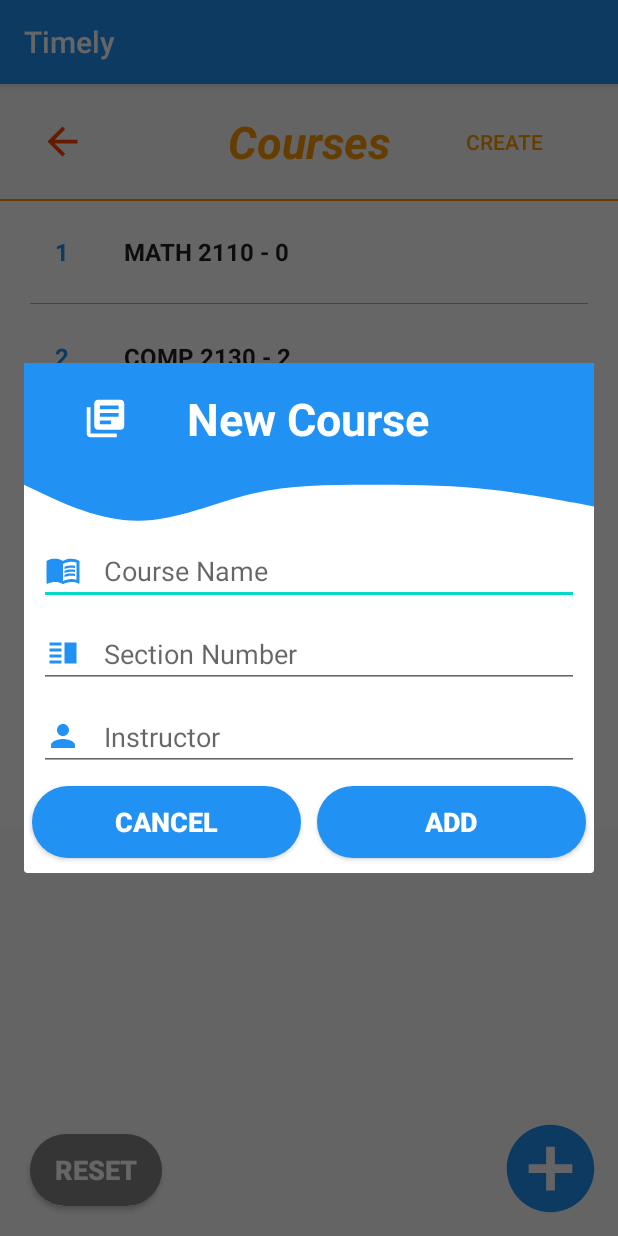
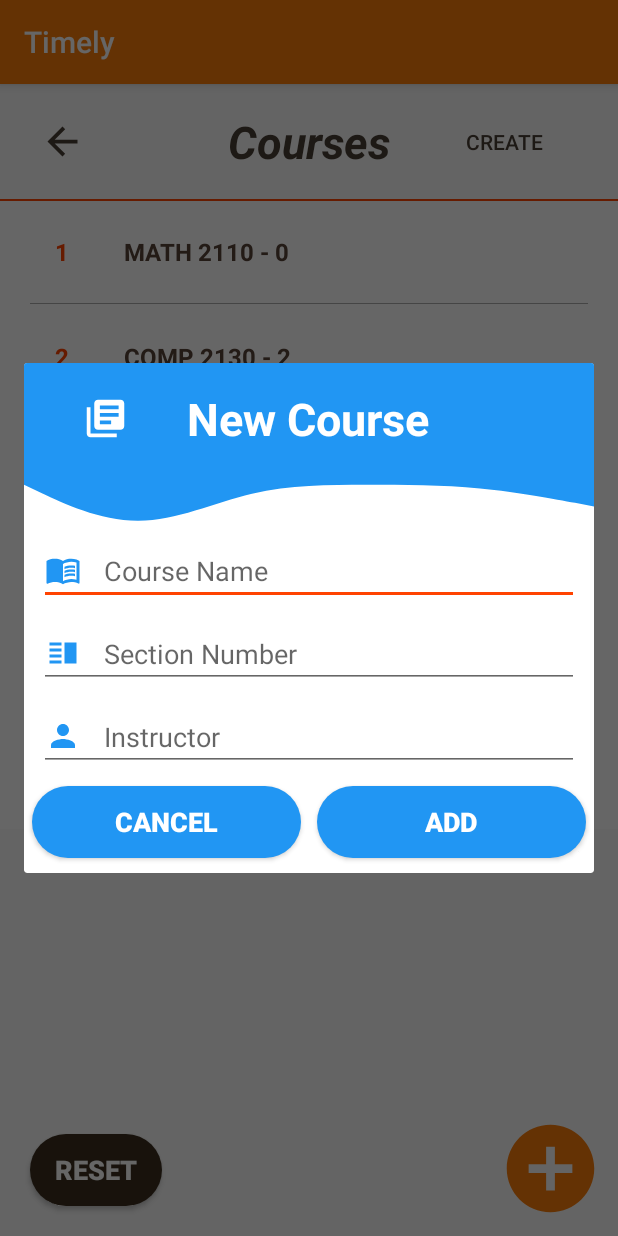
Before and after one commit to minhanh29/Timely, an Android app: the fragment AddCourseFragment placed in its activity, on a phone screen of 412 x 824 dp. Run offline under Robolectric (Android 15) with nearby library versions, the phone set to English and light mode, and no system bars.

```diff
--- a/app/src/main/java/com/example/timely/DatabaseHelper.java
+++ b/app/src/main/java/com/example/timely/DatabaseHelper.java
@@ -31,6 +31,7 @@ public class DatabaseHelper extends SQLiteOpenHelper {
     public static final String ITEM_MINUTE = "ITEM_MINUTE";
     public static final String ITEM_DURATION = "ITEM_DURATION";
     public static final String ITEM_NOTE = "ITEM_NOTE";
+    public static final String ITEM_IMAGE_PATH = "ITEM_IMAGE_PATH";
     public static final String ITEM_TEST = "ITEM_TEST";
     public static final String ITEM_ID = "ITEM_ID";
     public static final String ITEM_COURSE_ID = "ITEM_COURSE_ID";
@@ -52,7 +53,7 @@ public class DatabaseHelper extends SQLiteOpenHelper {
         // create study time table
         String studyTimeTable = "CREATE TABLE " + ITEM_TABLE + "(" + ITEM_ID + " INTEGER PRIMARY KEY AUTOINCREMENT, "
                 + ITEM_DAY + " INTEGER, " + ITEM_HOUR + " INTEGER, " + ITEM_MINUTE + " INTEGER, " + ITEM_DURATION + " INTEGER, "
-                + ITEM_NOTE + " TEXT, " + ITEM_TEST + " BOOL, " + ITEM_COURSE_ID + " INTEGER)";
+                + ITEM_NOTE + " TEXT, " + ITEM_IMAGE_PATH + " TEXT, " + ITEM_TEST + " BOOL, " + ITEM_COURSE_ID + " INTEGER)";
         db.execSQL(studyTimeTable);
     }
 
@@ -202,6 +203,7 @@ public class DatabaseHelper extends SQLiteOpenHelper {
         cv.put(ITEM_MINUTE, studyTime.getMinute());
         cv.put(ITEM_DURATION, studyTime.getDuration());
         cv.put(ITEM_NOTE, studyTime.getNote());
+        cv.put(ITEM_IMAGE_PATH, studyTime.getImagePath());
         cv.put(ITEM_TEST, studyTime.isHasTest());
         cv.put(ITEM_COURSE_ID, studyTime.getCourseId());
 
@@ -222,6 +224,7 @@ public class DatabaseHelper extends SQLiteOpenHelper {
         cv.put(ITEM_MINUTE, studyTime.getMinute());
         cv.put(ITEM_DURATION, studyTime.getDuration());
         cv.put(ITEM_NOTE, studyTime.getNote());
+        cv.put(ITEM_IMAGE_PATH, studyTime.getImagePath());
         cv.put(ITEM_TEST, studyTime.isHasTest());
 
         long success = db.update(ITEM_TABLE, cv, ITEM_ID + " = " + studyTime.getId(), null);
@@ -277,10 +280,11 @@ public class DatabaseHelper extends SQLiteOpenHelper {
             int minute = cursor.getInt(3);
             int duration = cursor.getInt(4);
             String note = cursor.getString(5);
-            boolean hasTest = cursor.getInt(6) == 0 ? false : true;
-            String courseId = cursor.getString(7);
+            String imagePath = cursor.getString(6);
+            boolean hasTest = cursor.getInt(7) == 0 ? false : true;
+            String courseId = cursor.getString(8);
 
-            time = new StudyTime(id, day, hour, minute, duration, note, hasTest, courseId);
+            time = new StudyTime(id, day, hour, minute, duration, note, imagePath, hasTest, courseId);
         }
 
         cursor.close();
@@ -309,10 +313,11 @@ public class DatabaseHelper extends SQLiteOpenHelper {
                 int minute = cursor.getInt(3);
                 int duration = cursor.getInt(4);
                 String note = cursor.getString(5);
-                boolean hasTest = cursor.getInt(6) == 0 ? false : true;
-                String courseId = cursor.getString(7);
+                String imagePath = cursor.getString(6);
+                boolean hasTest = cursor.getInt(7) == 0 ? false : true;
+                String courseId = cursor.getString(8);
 
-                StudyTime time = new StudyTime(id, day, hour, minute, duration, note, hasTest, courseId);
+                StudyTime time = new StudyTime(id, day, hour, minute, duration, note, imagePath, hasTest, courseId);
                 list.add(time);
             } while (cursor.moveToNext());
         }
@@ -342,9 +347,10 @@ public class DatabaseHelper extends SQLiteOpenHelper {
                 int minute = cursor.getInt(3);
                 int duration = cursor.getInt(4);
                 String note = cursor.getString(5);
-                boolean hasTest = cursor.getInt(6) == 0 ? false : true;
+                String imagePath = cursor.getString(6);
+                boolean hasTest = cursor.getInt(7) == 0 ? false : true;
 
-                StudyTime time = new StudyTime(id, day, hour, minute, duration, note, hasTest, courseId);
+                StudyTime time = new StudyTime(id, day, hour, minute, duration, note, imagePath, hasTest, courseId);
                 list.add(time);
             } while (cursor.moveToNext());
         }
--- a/app/src/main/java/com/example/timely/courses/StudyTime.java
+++ b/app/src/main/java/com/example/timely/courses/StudyTime.java
@@ -8,21 +8,23 @@ public class StudyTime {
     private int duration;  // in minutes
     private boolean hasTest;
     private String note;
+    private String imagePath;
     private String courseId;
     private int id;
 
-    public StudyTime(int id, int day, int hour, int minute, int duration, String note, boolean hasTest, String courseId) {
+    public StudyTime(int id, int day, int hour, int minute, int duration, String note, String imagePath, boolean hasTest, String courseId) {
         this.day = day;
         this.hour = hour;
         this.minute = minute;
         this.duration = duration;
         this.hasTest = hasTest;
         this.note = note;
+        this.imagePath = imagePath;
         this.courseId = courseId;
         this.id = id;
     }
 
-    public StudyTime(int day, int hour, int minute, int duration, String note, boolean hasTest, String courseId) {
+    public StudyTime(int day, int hour, int minute, int duration, String note, String imagePath, boolean hasTest, String courseId) {
         id = -1;
         this.day = day;
         this.hour = hour;
@@ -30,6 +32,7 @@ public class StudyTime {
         this.duration = duration;
         this.hasTest = hasTest;
         this.note = note;
+        this.imagePath = imagePath;
         this.courseId = courseId;
     }
 
@@ -42,6 +45,7 @@ public class StudyTime {
         duration = 0;
         hasTest = false;
         note = "";
+        imagePath = "";
         courseId = "";
     }
 
@@ -52,6 +56,14 @@ public class StudyTime {
         this.minute = minute;
         this.duration = duration;
         this.courseId = courseId;
+    }
+
+    public String getImagePath() {
+        return imagePath;
+    }
+
+    public void setImagePath(String imagePath) {
+        this.imagePath = imagePath;
     }
 
     public int getId() {
--- a/app/src/main/res/drawable/blue_button.xml
+++ b/app/src/main/res/drawable/blue_button.xml
@@ -1,6 +1,6 @@
 <?xml version="1.0" encoding="utf-8"?>
 <shape xmlns:android="http://schemas.android.com/apk/res/android"
     android:shape="rectangle">
-    <solid android:color="@color/colorPrimary"/>
+    <solid android:color="@color/blue_theme"/>
     <corners android:radius="30dp"/>
 </shape>
--- a/app/src/main/res/drawable/ic_back.xml
+++ b/app/src/main/res/drawable/ic_back.xml
@@ -1,4 +1,4 @@
-<vector android:height="24dp" android:tint="#FF4301"
+<vector android:height="24dp" android:tint="#4a3f35"
     android:viewportHeight="24" android:viewportWidth="24"
     android:width="24dp" xmlns:android="http://schemas.android.com/apk/res/android">
     <path android:fillColor="@android:color/white" android:pathData="M20,11H7.83l5.59,-5.59L12,4l-8,8 8,8 1.41,-1.41L7.83,13H20v-2z"/>
--- a/app/src/main/res/drawable/ic_course_name.xml
+++ b/app/src/main/res/drawable/ic_course_name.xml
@@ -1,4 +1,4 @@
-<vector android:height="24dp" android:tint="@color/colorPrimary"
+<vector android:height="24dp" android:tint="@color/blue_theme"
     android:viewportHeight="24" android:viewportWidth="24"
     android:width="24dp" xmlns:android="http://schemas.android.com/apk/res/android">
     <path android:fillColor="@color/colorPrimary" android:pathData="M21,5c-1.11,-0.35 -2.33,-0.5 -3.5,-0.5c-1.95,0 -4.05,0.4 -5.5,1.5c-1.45,-1.1 -3.55,-1.5 -5.5,-1.5S2.45,4.9 1,6v14.65c0,0.25 0.25,0.5 0.5,0.5c0.1,0 0.15,-0.05 0.25,-0.05C3.1,20.45 5.05,20 6.5,20c1.95,0 4.05,0.4 5.5,1.5c1.35,-0.85 3.8,-1.5 5.5,-1.5c1.65,0 3.35,0.3 4.75,1.05c0.1,0.05 0.15,0.05 0.25,0.05c0.25,0 0.5,-0.25 0.5,-0.5V6C22.4,5.55 21.75,5.25 21,5zM21,18.5c-1.1,-0.35 -2.3,-0.5 -3.5,-0.5c-1.7,0 -4.15,0.65 -5.5,1.5V8c1.35,-0.85 3.8,-1.5 5.5,-1.5c1.2,0 2.4,0.15 3.5,0.5V18.5z"/>
--- a/app/src/main/res/drawable/ic_instructor.xml
+++ b/app/src/main/res/drawable/ic_instructor.xml
@@ -1,5 +1,5 @@
-<vector android:height="24dp" android:tint="@color/colorPrimary"
+<vector android:height="24dp" android:tint="@color/blue_theme"
     android:viewportHeight="24" android:viewportWidth="24"
     android:width="24dp" xmlns:android="http://schemas.android.com/apk/res/android">
-    <path android:fillColor="@color/colorPrimary" android:pathData="M12,12c2.21,0 4,-1.79 4,-4s-1.79,-4 -4,-4 -4,1.79 -4,4 1.79,4 4,4zM12,14c-2.67,0 -8,1.34 -8,4v2h16v-2c0,-2.66 -5.33,-4 -8,-4z"/>
+    <path android:fillColor="@color/blue_theme" android:pathData="M12,12c2.21,0 4,-1.79 4,-4s-1.79,-4 -4,-4 -4,1.79 -4,4 1.79,4 4,4zM12,14c-2.67,0 -8,1.34 -8,4v2h16v-2c0,-2.66 -5.33,-4 -8,-4z"/>
 </vector>
--- a/app/src/main/res/drawable/ic_section.xml
+++ b/app/src/main/res/drawable/ic_section.xml
@@ -1,5 +1,5 @@
-<vector android:height="24dp" android:tint="@color/colorPrimary"
+<vector android:height="24dp" android:tint="@color/blue_theme"
     android:viewportHeight="24" android:viewportWidth="24"
     android:width="24dp" xmlns:android="http://schemas.android.com/apk/res/android">
-    <path android:fillColor="@color/colorPrimary" android:pathData="M3,15h8v-2L3,13v2zM3,19h8v-2L3,17v2zM3,11h8L11,9L3,9v2zM3,5v2h8L11,5L3,5zM13,5h8v14h-8L13,5z"/>
+    <path android:fillColor="@color/blue_theme" android:pathData="M3,15h8v-2L3,13v2zM3,19h8v-2L3,17v2zM3,11h8L11,9L3,9v2zM3,5v2h8L11,5L3,5zM13,5h8v14h-8L13,5z"/>
 </vector>
--- a/app/src/main/res/drawable/ic_wave.xml
+++ b/app/src/main/res/drawable/ic_wave.xml
@@ -5,5 +5,5 @@
     android:viewportHeight="320">
   <path
       android:pathData="M0,32L48,58.7C96,85 192,139 288,138.7C384,139 480,85 576,58.7C672,32 768,32 864,32C960,32 1056,32 1152,42.7C1248,53 1344,75 1392,85.3L1440,96L1440,0L1392,0C1344,0 1248,0 1152,0C1056,0 960,0 864,0C768,0 672,0 576,0C480,0 384,0 288,0C192,0 96,0 48,0L0,0Z"
-      android:fillColor="@color/colorPrimary"/>
+      android:fillColor="@color/blue_theme"/>
 </vector>
--- a/app/src/main/res/layout/activity_timetable_maker.xml
+++ b/app/src/main/res/layout/activity_timetable_maker.xml
@@ -74,7 +74,7 @@
         android:id="@+id/line"
         android:layout_width="0dp"
         android:layout_height="1dp"
-        android:background="@color/header"
+        android:background="@color/colorAccent"
         app:layout_constraintEnd_toEndOf="parent"
         app:layout_constraintStart_toStartOf="parent"
         app:layout_constraintTop_toTopOf="@+id/guideline16" />
@@ -98,12 +98,12 @@
         android:layout_height="wrap_content"
         android:layout_marginStart="20dp"
         android:layout_marginBottom="20dp"
-        android:background="@drawable/dark_button"
+        android:background="@drawable/medium_button"
+        android:onClick="resetCourses"
         android:text="Reset"
         android:textColor="@color/white"
         android:textSize="18sp"
         android:textStyle="bold"
-        android:onClick="resetCourses"
         app:layout_constraintBottom_toBottomOf="parent"
         app:layout_constraintStart_toStartOf="parent" />
 
--- a/app/src/main/res/layout/fragment_add_course.xml
+++ b/app/src/main/res/layout/fragment_add_course.xml
@@ -44,7 +44,7 @@
             android:id="@+id/topView"
             android:layout_width="0dp"
             android:layout_height="0dp"
-            android:background="@color/colorPrimary"
+            android:background="@color/blue_theme"
             app:layout_constraintBottom_toTopOf="@+id/guideline19"
             app:layout_constraintEnd_toEndOf="parent"
             app:layout_constraintStart_toStartOf="parent"
--- a/app/src/main/res/layout/fragment_course_item.xml
+++ b/app/src/main/res/layout/fragment_course_item.xml
@@ -14,7 +14,7 @@
         android:text="1"
         android:textAlignment="center"
         android:textAppearance="?attr/textAppearanceListItem"
-        android:textColor="@color/colorPrimary"
+        android:textColor="@color/colorAccent"
         android:textStyle="bold" />
 
     <TextView
@@ -25,5 +25,6 @@
         android:gravity="center_vertical"
         android:text="COMP"
         android:textAppearance="?attr/textAppearanceListItem"
+        android:textColor="#574338"
         android:textStyle="bold" />
 </LinearLayout>
--- a/app/src/main/res/values/colors.xml
+++ b/app/src/main/res/values/colors.xml
@@ -1,17 +1,18 @@
 <?xml version="1.0" encoding="utf-8"?>
 <resources>
-    <color name="colorPrimary">#2191F3</color>
-    <color name="colorPrimaryDark">#3700B3</color>
-    <color name="colorAccent">#03DAC5</color>
+    <color name="colorPrimary">#fa7d09</color>
+    <color name="colorPrimaryDark">#2f2519</color>
+    <color name="colorAccent">#ff4301</color>
+    <color name="blue_theme">#2196F3</color>
 
     <!-- header colors -->
-    <color name="header">#ff9900</color>
+    <color name="header">#4a3f35</color>
 
     <!--   TIMETABLE SCREEN -->
     <!--    button colors-->
-    <color name="dark_button">#858585</color>
-    <color name="medium_button">#919191</color>
-    <color name="light_button">#a1a1a1</color>
+    <color name="dark_button">#2f2519</color>
+    <color name="medium_button">#3b2e1f</color>
+    <color name="light_button">#453523</color>
 
     <!--    course colors-->
     <color name="course1">#72c419</color>
```
Also changed, not shown: app/src/main/java/com/example/timely/timetable/TimetableActivity.java (+6 -1 lines), app/src/main/res/layout/activity_timetable.xml (+4 -3 lines).
